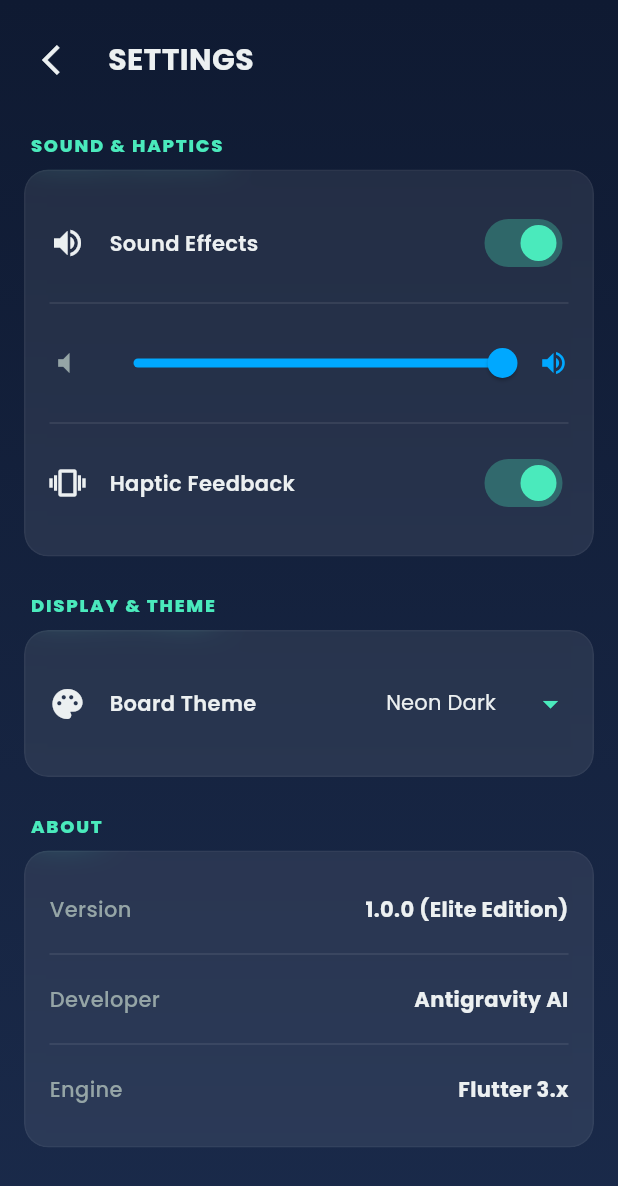
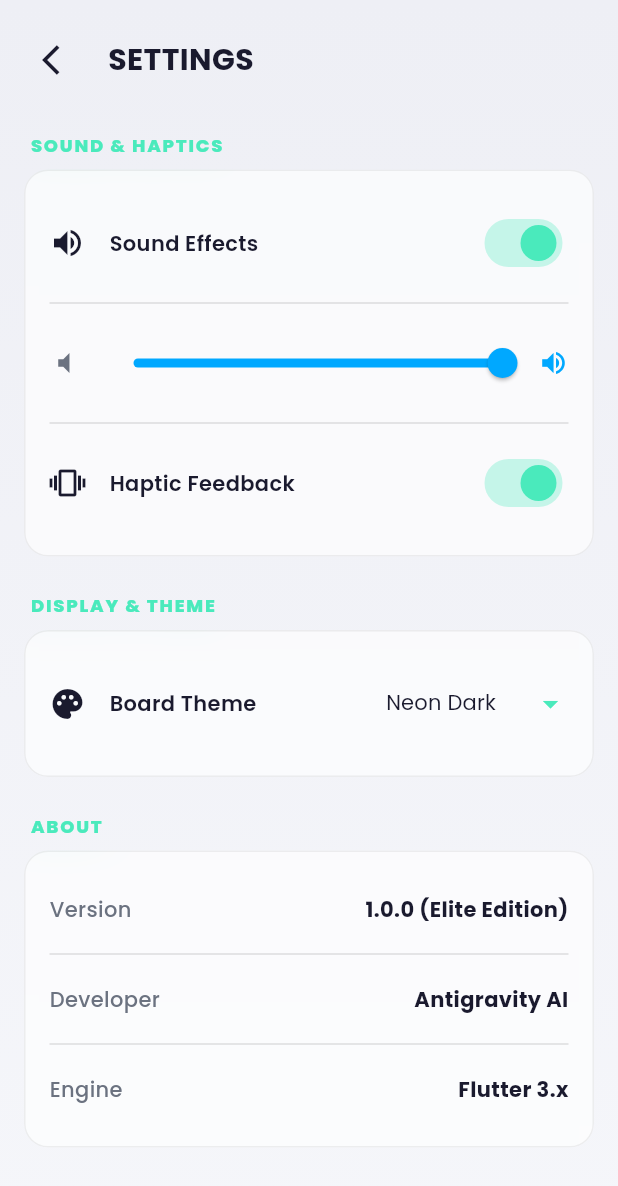
Before and after one commit to raviwebstudio/ludo_game_flutter, a Flutter app: the SettingsScreen screen opened by its route, on a phone screen of 412 x 824 dp. Shown: the top 1186 px of the screen. Run offline on Flutter 3.47's test engine with Material 3 defaults, Android fonts, the light colour scheme and no system bars; drawn by our look-alikes of flutter_animate; our stand-ins replace audioplayers, equatable, flutter_bloc, get_it, google_fonts, image_picker and 1 more; accounts and stored records are empty.

Commit message:
feat: implement core UI components, theme constants, and splash/settings screens

```diff
--- a/lib/core/constants/colors.dart
+++ b/lib/core/constants/colors.dart
@@ -2,14 +2,14 @@ import 'package:flutter/material.dart';
 
 /// Ludo Elite color palette.
 ///
-/// Dark navy base with vibrant blue accents and classic token colors.
+/// Light background theme with vibrant accents and classic token colors.
 class LudoColors {
   LudoColors._();
 
-  // ── Dark Navy (Main Background) ──
-  static const Color darkNavy = Color(0xFF1A2A4A);
-  static const Color darkNavyLight = Color(0xFF253B5C);
-  static const Color darkNavyDark = Color(0xFF0F1A32);
+  // ── Light Theme Background / Surfaces ──
+  static const Color darkNavy = Color(0xFFF5F6FA);       // Cool off-white background
+  static const Color darkNavyLight = Color(0xFFFFFFFF);  // Pure white for cards/surfaces
+  static const Color darkNavyDark = Color(0xFFEEEFF5);   // Slightly darker cool gray
 
   // ── Blues (Accents & Interactive) ──
   static const Color brightBlue = Color(0xFF00A8FF);
@@ -24,13 +24,13 @@ class LudoColors {
   static const Color blueToken = Color(0xFF3498DB);
 
   // ── Text ──
-  static const Color textLight = Color(0xFFECF0F1);
-  static const Color textMedium = Color(0xFF95A5A6);
-  static const Color textDark = Color(0xFF2C3E50);
+  static const Color textLight = Color(0xFF1A1A2E);      // Near-black for primary text
+  static const Color textMedium = Color(0xFF6B7280);     // Medium gray for secondary text
+  static const Color textDark = Color(0xFFFFFFFF);       // White for light text on dark badges
 
   // ── Utility ──
   static const Color gold = Color(0xFFFFD700);
-  static const Color shadow = Color(0x4D000000);
+  static const Color shadow = Color(0x1F000000);         // Subtle shadow for light backgrounds
 
   // ── Mint Green (Splash / Accents) ──
   static const Color mintGreen = Color(0xFF4AEABC);
--- a/lib/core/theme/app_theme.dart
+++ b/lib/core/theme/app_theme.dart
@@ -2,17 +2,17 @@ import 'package:flutter/material.dart';
 import 'package:google_fonts/google_fonts.dart';
 import '../constants/colors.dart';
 
-/// The Ludo Elite dark Material 3 theme.
+/// The Ludo Elite light Material 3 theme.
 class AppTheme {
   AppTheme._();
 
   static ThemeData get ludoTheme {
     return ThemeData(
       useMaterial3: true,
-      brightness: Brightness.dark,
+      brightness: Brightness.light,
       primaryColor: LudoColors.softBlue,
       scaffoldBackgroundColor: LudoColors.darkNavy,
-      colorScheme: const ColorScheme.dark(
+      colorScheme: const ColorScheme.light(
         primary: LudoColors.softBlue,
         secondary: LudoColors.brightBlue,
         surface: LudoColors.darkNavyLight,
--- a/lib/features/game/screens/player_selector.dart
+++ b/lib/features/game/screens/player_selector.dart
@@ -84,7 +84,7 @@ class _PlayerSelectorState extends State<PlayerSelector> {
                             border: Border.all(
                               color: isSelected
                                   ? LudoColors.purpleLight
-                                  : Colors.white.withValues(alpha: 0.1),
+                                  : Colors.black.withValues(alpha: 0.08),
                               width: isSelected ? 2 : 1,
                             ),
                             boxShadow: isSelected
--- a/lib/features/game/widgets/board_container.dart
+++ b/lib/features/game/widgets/board_container.dart
@@ -12,10 +12,10 @@ class BoardContainer extends StatelessWidget {
   Widget build(BuildContext context) {
     return Container(
       decoration: BoxDecoration(
-        color: const Color(0xFF1A2233),
+        color: const Color(0xFFFAFBFE),
         borderRadius: BorderRadius.circular(LudoDimensions.radius24),
         border: Border.all(
-          color: Colors.white.withValues(alpha: 0.06),
+          color: Colors.black.withValues(alpha: 0.08),
           width: 1,
         ),
         boxShadow: [
@@ -25,7 +25,7 @@ class BoardContainer extends StatelessWidget {
             spreadRadius: 2,
           ),
           BoxShadow(
-            color: Colors.black.withValues(alpha: 0.4),
+            color: Colors.black.withValues(alpha: 0.12),
             blurRadius: 16,
             offset: const Offset(0, 8),
           ),
--- a/lib/features/game/widgets/player_indicators.dart
+++ b/lib/features/game/widgets/player_indicators.dart
@@ -118,7 +118,7 @@ class PlayerIndicators extends StatelessWidget {
                         child: Text(
                           'YOU',
                           style: LudoTextStyles.labelSmall.copyWith(
-                            color: LudoColors.darkNavyDark,
+                            color: const Color(0xFF1A1A2E),
                             fontSize: 8,
                             fontWeight: FontWeight.w800,
                           ),
--- a/lib/features/profile/screens/profile_screen.dart
+++ b/lib/features/profile/screens/profile_screen.dart
@@ -195,7 +195,7 @@ class _ProfileScreenState extends State<ProfileScreen> {
                                 ),
                                 child: const Icon(
                                   Icons.edit,
-                                  color: LudoColors.darkNavyDark,
+                                  color: Colors.white,
                                   size: 16,
                                 ),
                               ),
@@ -271,7 +271,7 @@ class _ProfileScreenState extends State<ProfileScreen> {
                               height: 10,
                               width: double.infinity,
                               decoration: BoxDecoration(
-                                color: Colors.white.withValues(alpha: 0.1),
+                                color: Colors.black.withValues(alpha: 0.08),
                                 borderRadius: BorderRadius.circular(5),
                               ),
                             ),
--- a/lib/features/settings/screens/settings_screen.dart
+++ b/lib/features/settings/screens/settings_screen.dart
@@ -113,7 +113,7 @@ class _SettingsScreenState extends State<SettingsScreen> {
                           onChanged: _toggleSound,
                         ),
                         if (_soundEnabled) ...[
-                          const Divider(color: Colors.white10),
+                          const Divider(color: Colors.black12),
                           Padding(
                             padding: const EdgeInsets.symmetric(vertical: 8.0),
                             child: Row(
@@ -124,7 +124,7 @@ class _SettingsScreenState extends State<SettingsScreen> {
                                   child: SliderTheme(
                                     data: SliderThemeData(
                                       activeTrackColor: LudoColors.brightBlue,
-                                      inactiveTrackColor: Colors.white10,
+                                      inactiveTrackColor: Colors.black.withValues(alpha: 0.08),
                                       thumbColor: LudoColors.brightBlue,
                                       overlayColor: LudoColors.brightBlue.withValues(alpha: 0.2),
                                       trackHeight: 4,
@@ -140,7 +140,7 @@ class _SettingsScreenState extends State<SettingsScreen> {
                             ),
                           ),
                         ],
-                        const Divider(color: Colors.white10),
+                        const Divider(color: Colors.black12),
                         _buildToggleTile(
                           icon: Icons.vibration,
                           title: 'Haptic Feedback',
@@ -187,9 +187,9 @@ class _SettingsScreenState extends State<SettingsScreen> {
                     child: Column(
                       children: [
                         _buildInfoTile('Version', '1.0.0 (Elite Edition)'),
-                        const Divider(color: Colors.white10),
+                        const Divider(color: Colors.black12),
                         _buildInfoTile('Developer', 'Antigravity AI'),
-                        const Divider(color: Colors.white10),
+                        const Divider(color: Colors.black12),
                         _buildInfoTile('Engine', 'Flutter 3.x'),
                       ],
                     ),
@@ -244,7 +244,7 @@ class _SettingsScreenState extends State<SettingsScreen> {
             activeThumbColor: LudoColors.mintGreen,
             activeTrackColor: LudoColors.mintGreen.withValues(alpha: 0.3),
             inactiveThumbColor: LudoColors.textMedium,
-            inactiveTrackColor: Colors.white10,
+            inactiveTrackColor: Colors.black.withValues(alpha: 0.08),
           ),
         ],
       ),
@@ -275,7 +275,7 @@ class _SettingsScreenState extends State<SettingsScreen> {
           ),
           DropdownButton<String>(
             value: value,
-            dropdownColor: LudoColors.darkNavyDark,
+            dropdownColor: LudoColors.darkNavyLight,
             underline: const SizedBox(),
             icon: const Icon(Icons.arrow_drop_down, color: LudoColors.mintGreen),
             items: options.map((opt) {
--- a/lib/features/splash/widgets/animated_dice.dart
+++ b/lib/features/splash/widgets/animated_dice.dart
@@ -110,7 +110,7 @@ class _AnimatedDiceState extends State<AnimatedDice>
       width: size,
       height: size,
       decoration: BoxDecoration(
-        color: Colors.white.withValues(alpha: 0.8),
+        color: Colors.black.withValues(alpha: 0.7),
         shape: BoxShape.circle,
       ),
     );
--- a/lib/features/splash/widgets/loading_bar.dart
+++ b/lib/features/splash/widgets/loading_bar.dart
@@ -49,7 +49,7 @@ class _LoadingBarState extends State<LoadingBar>
           width: widget.width,
           height: widget.height,
           decoration: BoxDecoration(
-            color: Colors.white.withValues(alpha: 0.12),
+            color: Colors.black.withValues(alpha: 0.08),
             borderRadius: BorderRadius.circular(widget.height),
           ),
           child: Align(
--- a/lib/shared/widgets/glass_morphism.dart
+++ b/lib/shared/widgets/glass_morphism.dart
@@ -27,10 +27,10 @@ class GlassMorphism extends StatelessWidget {
         child: Container(
           padding: padding,
           decoration: BoxDecoration(
-            color: Colors.white.withValues(alpha: opacity),
+            color: Colors.white.withValues(alpha: opacity.clamp(0.65, 0.85)),
             borderRadius: borderRadius,
             border: Border.all(
-              color: Colors.white.withValues(alpha: opacity * 0.5),
+              color: Colors.black.withValues(alpha: 0.06),
               width: 1,
             ),
           ),
--- a/lib/shared/widgets/modern_card.dart
+++ b/lib/shared/widgets/modern_card.dart
@@ -29,7 +29,7 @@ class ModernCard extends StatelessWidget {
           color: backgroundColor,
           borderRadius: BorderRadius.circular(borderRadius),
           border: Border.all(
-            color: Colors.white.withValues(alpha: 0.06),
+            color: Colors.black.withValues(alpha: 0.06),
             width: 1,
           ),
           boxShadow: const [
```
Also changed, not shown: lib/features/game/widgets/modern_board_painter.dart (+16 -16 lines), lib/features/home/screens/home_screen.dart (+5 -5 lines), lib/features/splash/screens/splash_screen.dart (+6 -6 lines).
